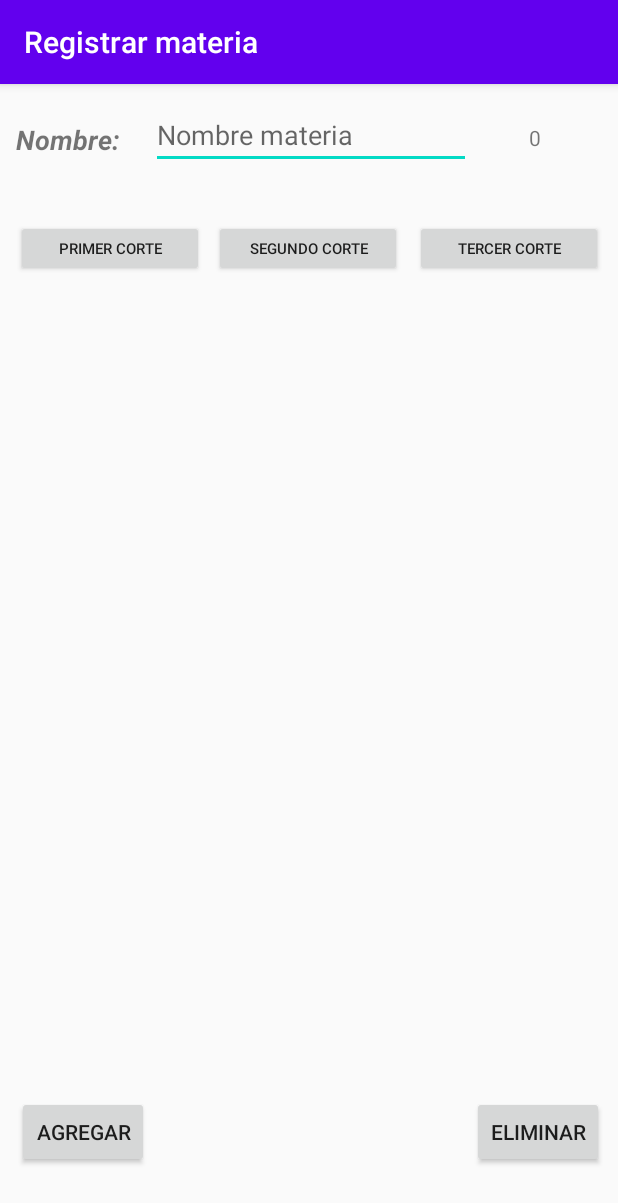
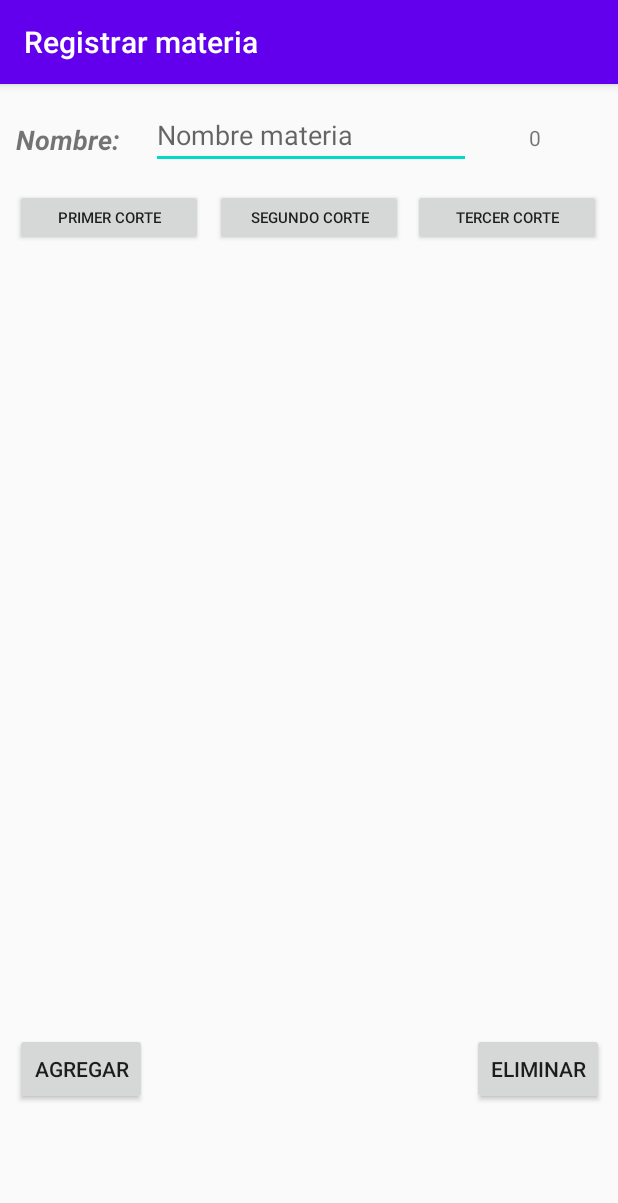
Before and after one commit to MoisesCode/programacionmovilcrudrealizado, an Android app: the MateriaActivity screen opened directly, with no data from a screen before it, on a phone screen of 412 x 824 dp. Shown: the top 1203 px of the screen. Run offline under Robolectric (Android 15) with nearby library versions, the phone set to English and light mode, and no system bars; our stand-ins replace Firebase (no records; nobody signed in at launch, a user with empty details on screens opened directly); 3 statements that could not run were skipped.

Commit message:
pequenas correcciones en el layout

```diff
--- a/app/src/main/res/layout/activity_materia.xml
+++ b/app/src/main/res/layout/activity_materia.xml
@@ -41,68 +41,68 @@
         android:layout_height="500dp"
         app:layout_constraintBottom_toBottomOf="parent"
         app:layout_constraintEnd_toEndOf="parent"
-        app:layout_constraintHorizontal_bias="0.523"
+        app:layout_constraintHorizontal_bias="0.476"
         app:layout_constraintStart_toStartOf="parent"
-        app:layout_constraintTop_toTopOf="parent"
-        app:layout_constraintVertical_bias="0.588" />
+        app:layout_constraintTop_toBottomOf="@+id/buttonSegundoCorte1"
+        app:layout_constraintVertical_bias="0.066" />
 
     <Button
         android:id="@+id/buttonTercerCorte1"
         android:layout_width="125dp"
         android:layout_height="38dp"
+        android:onClick="_buttonTercerCorte"
         android:text="Tercer corte"
         android:textAlignment="center"
         android:textSize="10sp"
-        android:onClick="_buttonTercerCorte"
         app:layout_constraintBottom_toBottomOf="parent"
         app:layout_constraintEnd_toEndOf="parent"
-        app:layout_constraintHorizontal_bias="0.473"
+        app:layout_constraintHorizontal_bias="0.388"
         app:layout_constraintStart_toEndOf="@+id/buttonSegundoCorte1"
-        app:layout_constraintTop_toBottomOf="@+id/textViewNombreMateria"
-        app:layout_constraintVertical_bias="0.067" />
+        app:layout_constraintTop_toBottomOf="@+id/editTextTextNombreMateria"
+        app:layout_constraintVertical_bias="0.02" />
 
     <Button
         android:id="@+id/buttonSegundoCorte1"
         android:layout_width="125dp"
         android:layout_height="38dp"
+        android:onClick="_buttonSegundoCorte"
         android:text="Segundo corte"
         android:textAlignment="center"
         android:textSize="10sp"
-        android:onClick="_buttonSegundoCorte"
         app:layout_constraintBottom_toBottomOf="parent"
         app:layout_constraintEnd_toEndOf="parent"
-        app:layout_constraintHorizontal_bias="0.046"
+        app:layout_constraintHorizontal_bias="0.052"
         app:layout_constraintStart_toEndOf="@+id/buttonPrimerCorte1"
-        app:layout_constraintTop_toBottomOf="@+id/textViewNombreMateria"
-        app:layout_constraintVertical_bias="0.067" />
+        app:layout_constraintTop_toBottomOf="@+id/editTextTextNombreMateria"
+        app:layout_constraintVertical_bias="0.02" />
 
     <Button
         android:id="@+id/buttonPrimerCorte1"
         android:layout_width="125dp"
         android:layout_height="38dp"
+        android:onClick="_buttonPrimerCorte"
         android:text="Primer corte"
         android:textAlignment="center"
         android:textSize="10sp"
-        android:onClick="_buttonPrimerCorte"
         app:layout_constraintBottom_toBottomOf="parent"
         app:layout_constraintEnd_toEndOf="parent"
-        app:layout_constraintHorizontal_bias="0.038"
+        app:layout_constraintHorizontal_bias="0.034"
         app:layout_constraintStart_toStartOf="parent"
-        app:layout_constraintTop_toBottomOf="@+id/textViewNombreMateria"
-        app:layout_constraintVertical_bias="0.067" />
+        app:layout_constraintTop_toBottomOf="@+id/editTextTextNombreMateria"
+        app:layout_constraintVertical_bias="0.02" />
 
     <Button
         android:id="@+id/buttonRegistrarMateria"
         android:layout_width="wrap_content"
         android:layout_height="wrap_content"
+        android:onClick="eliminarMateria"
         android:text="Eliminar"
-        android:onClick="eliminarMateria"
         app:layout_constraintBottom_toBottomOf="parent"
         app:layout_constraintEnd_toEndOf="parent"
-        app:layout_constraintHorizontal_bias="0.971"
+        app:layout_constraintHorizontal_bias="0.972"
         app:layout_constraintStart_toStartOf="parent"
-        app:layout_constraintTop_toTopOf="parent"
-        app:layout_constraintVertical_bias="0.937" />
+        app:layout_constraintTop_toBottomOf="@+id/listViewActividades"
+        app:layout_constraintVertical_bias="0.137" />
 
     <Button
         android:id="@+id/buttonAgregarActividad"
@@ -112,10 +112,10 @@
         android:text="Agregar"
         app:layout_constraintBottom_toBottomOf="parent"
         app:layout_constraintEnd_toEndOf="parent"
-        app:layout_constraintHorizontal_bias="0.034"
+        app:layout_constraintHorizontal_bias="0.03"
         app:layout_constraintStart_toStartOf="parent"
-        app:layout_constraintTop_toTopOf="parent"
-        app:layout_constraintVertical_bias="0.937" />
+        app:layout_constraintTop_toBottomOf="@+id/listViewActividades"
+        app:layout_constraintVertical_bias="0.137" />
 
     <TextView
         android:id="@+id/textViewDefinitivaMateria1"
```
